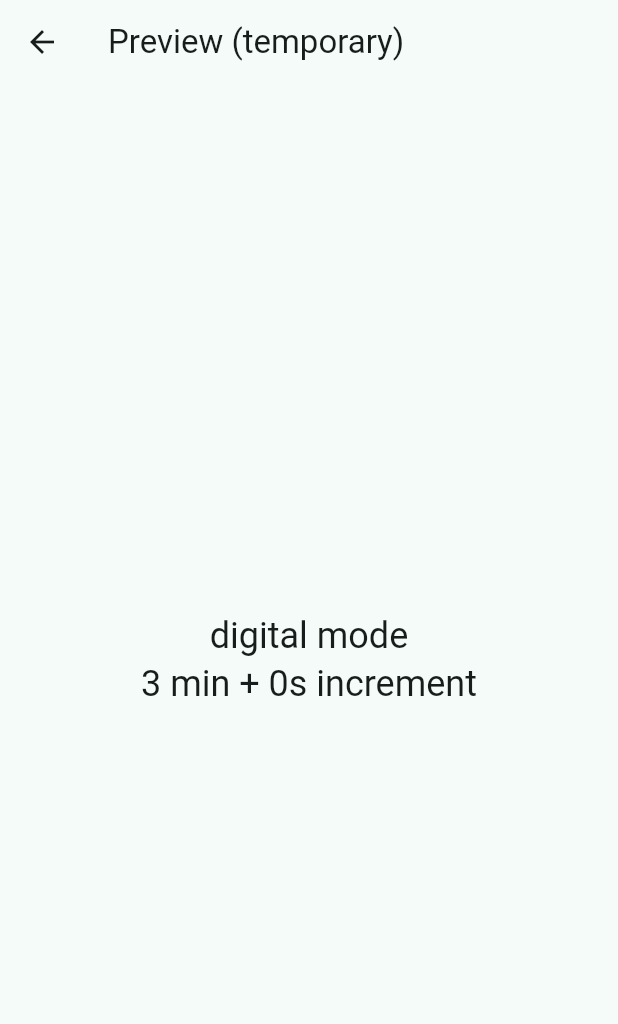
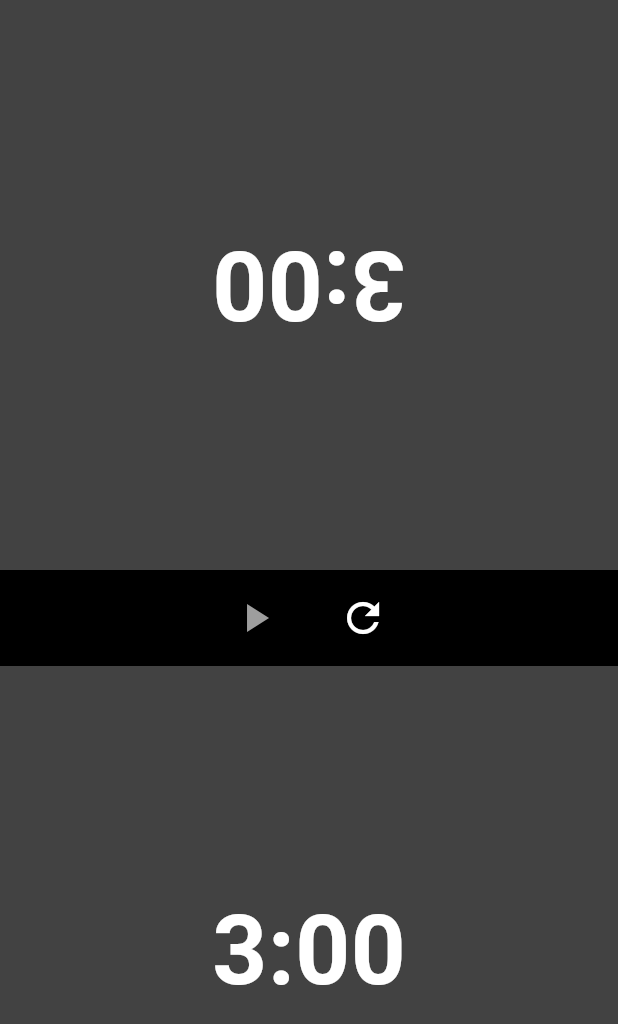
Before and after one commit to wilsmyth-del/chess-clock-android, a Flutter app: the screen it shows after launch, after a tap on "Start Game", on a phone screen of 412 x 824 dp. Shown: the top 1024 px of the screen. Run offline on Flutter 3.47's test engine with Material 3 defaults, Android fonts, the phone set to English and light mode, and no system bars.

Commit message:
Add digital clock screen with tap-to-pass, pause/resume, flag

```diff
--- /dev/null
+++ b/lib/screens/digital_clock_screen.dart
@@ -0,0 +1,118 @@
+import 'package:flutter/material.dart';
+import '../models/chess_clock_model.dart';
+
+class DigitalClockScreen extends StatelessWidget {
+  final ChessClockModel model;
+  const DigitalClockScreen({super.key, required this.model});
+
+  @override
+  Widget build(BuildContext context) {
+    return Scaffold(
+      backgroundColor: Colors.black,
+      body: SafeArea(
+        child: ListenableBuilder(
+          listenable: model,
+          builder: (context, _) {
+            return Column(
+              children: [
+                Expanded(
+                  child: RotatedBox(
+                    quarterTurns: 2,
+                    child: _ClockHalf(player: Player.one, model: model),
+                  ),
+                ),
+                _ControlBar(model: model),
+                Expanded(
+                  child: _ClockHalf(player: Player.two, model: model),
+                ),
+              ],
+            );
+          },
+        ),
+      ),
+    );
+  }
+}
+
+class _ClockHalf extends StatelessWidget {
+  final Player player;
+  final ChessClockModel model;
+  const _ClockHalf({required this.player, required this.model});
+
+  @override
+  Widget build(BuildContext context) {
+    final isActive = model.activePlayer == player && model.isRunning;
+    final isFlagged = model.flaggedPlayer == player;
+    final remaining = model.remaining(player);
+
+    final Color bg;
+    if (isFlagged) {
+      bg = Colors.red.shade700;
+    } else if (isActive) {
+      bg = Colors.green.shade600;
+    } else {
+      bg = Colors.grey.shade800;
+    }
+
+    return GestureDetector(
+      onTap: () => model.tapPlayer(player),
+      child: Container(
+        color: bg,
+        alignment: Alignment.center,
+        child: Text(
+          isFlagged ? 'FLAG' : _formatDuration(remaining),
+          style: const TextStyle(
+            color: Colors.white,
+            fontSize: 64,
+            fontWeight: FontWeight.bold,
+          ),
+        ),
+      ),
+    );
+  }
+}
+
+class _ControlBar extends StatelessWidget {
+  final ChessClockModel model;
+  const _ControlBar({required this.model});
+
+  @override
+  Widget build(BuildContext context) {
+    return Container(
+      color: Colors.black,
+      padding: const EdgeInsets.symmetric(vertical: 8),
+      child: Row(
+        mainAxisAlignment: MainAxisAlignment.center,
+        children: [
+          IconButton(
+            iconSize: 32,
+            icon: Icon(
+              model.isRunning ? Icons.pause : Icons.play_arrow,
+              color: model.isStarted ? Colors.white : Colors.grey,
+            ),
+            onPressed: model.isStarted
+                ? () => model.isRunning ? model.pause() : model.resume()
+                : null,
+          ),
+          const SizedBox(width: 24),
+          IconButton(
+            iconSize: 32,
+            icon: const Icon(Icons.refresh, color: Colors.white),
+            onPressed: model.reset,
+          ),
+        ],
+      ),
+    );
+  }
+}
+
+String _formatDuration(Duration d) {
+  final abs = d.isNegative ? -d : d;
+  final hours = abs.inHours;
+  final minutes = abs.inMinutes % 60;
+  final seconds = abs.inSeconds % 60;
+  if (hours > 0) {
+    return '$hours:${minutes.toString().padLeft(2, '0')}:${seconds.toString().padLeft(2, '0')}';
+  }
+  return '${abs.inMinutes}:${seconds.toString().padLeft(2, '0')}';
+}
--- a/lib/screens/setup_screen.dart
+++ b/lib/screens/setup_screen.dart
@@ -1,6 +1,7 @@
 import 'package:flutter/material.dart';
 import '../models/chess_clock_model.dart';
 import '../models/time_control.dart';
+import 'digital_clock_screen.dart';
 
 enum ClockDisplayMode { digital, classic }
 
@@ -43,10 +44,16 @@ class _SetupScreenState extends State<SetupScreen> {
 
     final model = ChessClockModel(initialTime: time, incrementSeconds: increment);
 
-    // TEMPORARY: segment 3/4 will replace this with the real clock screens.
-    Navigator.of(context).push(MaterialPageRoute(
-      builder: (_) => _DebugPreviewScreen(model: model, mode: _mode),
-    ));
+    if (_mode == ClockDisplayMode.digital) {
+      Navigator.of(context).push(MaterialPageRoute(
+        builder: (_) => DigitalClockScreen(model: model),
+      ));
+    } else {
+      // TEMPORARY: segment 4 will replace this with the real analog screen.
+      Navigator.of(context).push(MaterialPageRoute(
+        builder: (_) => _DebugPreviewScreen(model: model, mode: _mode),
+      ));
+    }
   }
 
   @override
```
